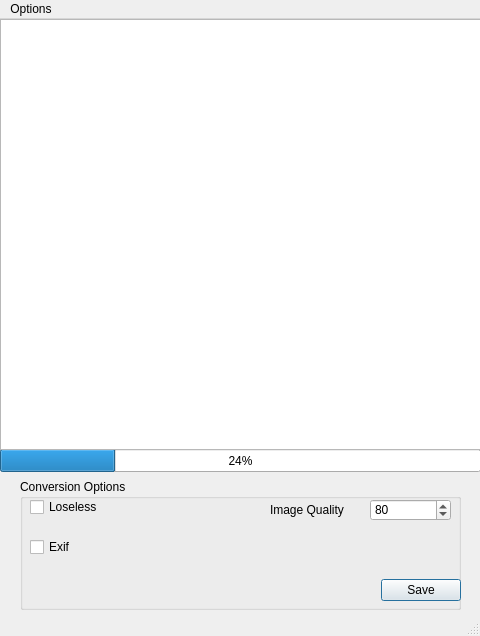
Above: WebPConverterGUI.ui from C4NU/Paddie before the change. Below: the same form after it.
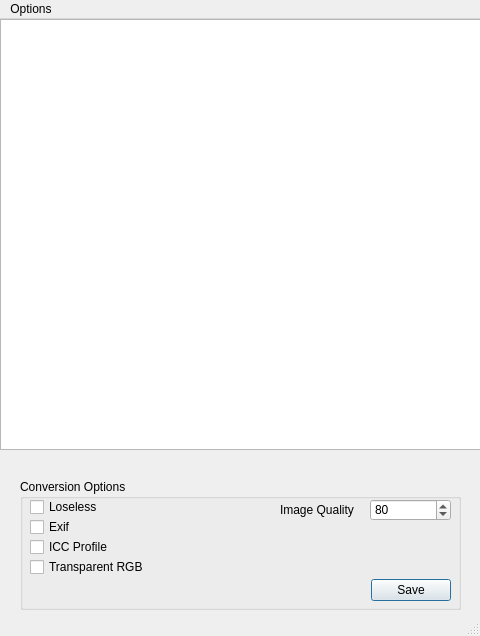
That is the form after the change. Icons and pictures are not drawn.

Commit message: [ADD] ICC 프로파일 옵션 및 argb 옵션 (?) 추가

What changed in the file:
```diff
--- a/WebPConverterGUI.ui
+++ b/WebPConverterGUI.ui
@@ -21,19 +21,6 @@
     <normaloff>Resources/Icon@64X64_02.ico</normaloff>Resources/Icon@64X64_02.ico</iconset>
   </property>
   <widget class="QWidget" name="centralwidget">
-   <widget class="QProgressBar" name="progressBar">
-    <property name="geometry">
-     <rect>
-      <x>0</x>
-      <y>430</y>
-      <width>481</width>
-      <height>23</height>
-     </rect>
-    </property>
-    <property name="value">
-     <number>24</number>
-    </property>
-   </widget>
    <widget class="QListWidget" name="listWidget">
     <property name="geometry">
      <rect>
@@ -118,9 +105,9 @@
     <widget class="QLabel" name="label">
      <property name="geometry">
       <rect>
-       <x>250</x>
+       <x>260</x>
        <y>20</y>
-       <width>91</width>
+       <width>81</width>
        <height>21</height>
       </rect>
      </property>
@@ -131,9 +118,9 @@
     <widget class="QDialogButtonBox" name="buttonBox">
      <property name="geometry">
       <rect>
-       <x>310</x>
+       <x>350</x>
        <y>100</y>
-       <width>131</width>
+       <width>81</width>
        <height>23</height>
       </rect>
      </property>
@@ -145,7 +132,7 @@
      <property name="geometry">
       <rect>
        <x>10</x>
-       <y>60</y>
+       <y>40</y>
        <width>81</width>
        <height>16</height>
       </rect>
@@ -154,6 +141,32 @@
       <string>Exif</string>
      </property>
     </widget>
+    <widget class="QCheckBox" name="ICCProfileOptionBox">
+     <property name="geometry">
+      <rect>
+       <x>10</x>
+       <y>60</y>
+       <width>101</width>
+       <height>16</height>
+      </rect>
+     </property>
+     <property name="text">
+      <string>ICC Profile</string>
+     </property>
+    </widget>
+    <widget class="QCheckBox" name="ExactOptionBox">
+     <property name="geometry">
+      <rect>
+       <x>10</x>
+       <y>80</y>
+       <width>121</width>
+       <height>16</height>
+      </rect>
+     </property>
+     <property name="text">
+      <string>Transparent RGB</string>
+     </property>
+    </widget>
    </widget>
   </widget>
   <widget class="QMenuBar" name="menubar">
```
